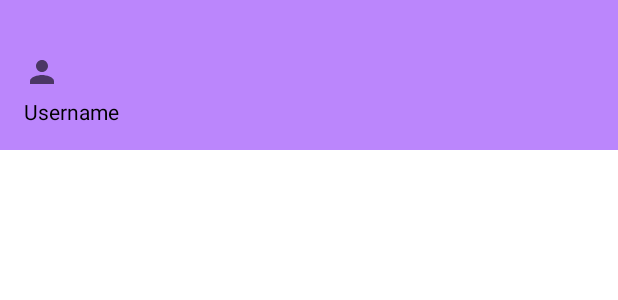
After one commit to vadimkononenko/StoreForAndroid, an Android app: the layout navigation_header.xml on its own in the app's theme, with its tools: preview values and no code run, on a phone screen of 412 x 824 dp. The commit adds this screen. Shown: the top 300 px of the screen. Run offline under Robolectric (Android 15) with nearby library versions, the phone set to English and light mode, and no system bars.

Commit message:
added navigation menu

```diff
--- /dev/null
+++ b/app/src/main/res/layout/navigation_header.xml
@@ -0,0 +1,32 @@
+<?xml version="1.0" encoding="utf-8"?>
+<androidx.constraintlayout.widget.ConstraintLayout xmlns:android="http://schemas.android.com/apk/res/android"
+    xmlns:app="http://schemas.android.com/apk/res-auto"
+    xmlns:tools="http://schemas.android.com/tools"
+    android:layout_width="match_parent"
+    android:layout_height="100dp"
+    android:background="@color/purple_200">
+
+    <ImageView
+        android:id="@+id/imageView"
+        android:layout_width="wrap_content"
+        android:layout_height="wrap_content"
+        android:layout_marginStart="16dp"
+        android:layout_marginTop="36dp"
+        app:layout_constraintStart_toStartOf="parent"
+        app:layout_constraintTop_toTopOf="parent"
+        app:srcCompat="@drawable/ic_avatar" />
+
+    <TextView
+        android:id="@+id/textView2"
+        android:layout_width="wrap_content"
+        android:layout_height="wrap_content"
+        android:layout_marginStart="16dp"
+        android:layout_marginEnd="16dp"
+        android:layout_marginBottom="16dp"
+        android:text="Username"
+        android:textColor="@color/black"
+        app:layout_constraintBottom_toBottomOf="parent"
+        app:layout_constraintEnd_toEndOf="parent"
+        app:layout_constraintHorizontal_bias="0.0"
+        app:layout_constraintStart_toStartOf="parent" />
+</androidx.constraintlayout.widget.ConstraintLayout>
--- a/app/src/main/res/values/strings.xml
+++ b/app/src/main/res/values/strings.xml
@@ -2,4 +2,6 @@
     <string name="app_name">StoreForAndroid</string>
     <!-- TODO: Remove or change this placeholder text -->
     <string name="hello_blank_fragment">Hello blank fragment</string>
+    <string name="navCategory1">Примеры кнопок</string>
+    <string name="navCategory2">Инфо</string>
 </resources>
```
Also changed, not shown: app/src/main/java/com/ua/storeforandroid/MainActivity.kt (+25 -2 lines), app/src/main/res/drawable/ic_info.xml (added, +10 -0 lines), app/src/main/res/layout/activity_main.xml (+14 -0 lines), app/src/main/res/menu/navigation_menu.xml (added, +30 -0 lines).
